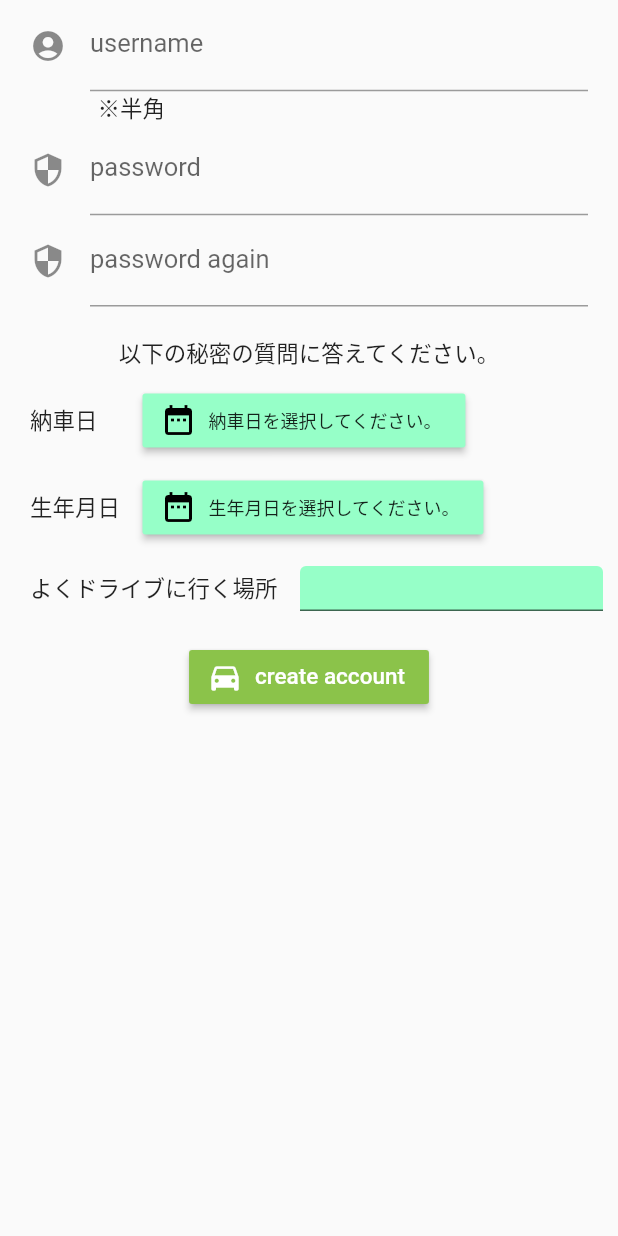
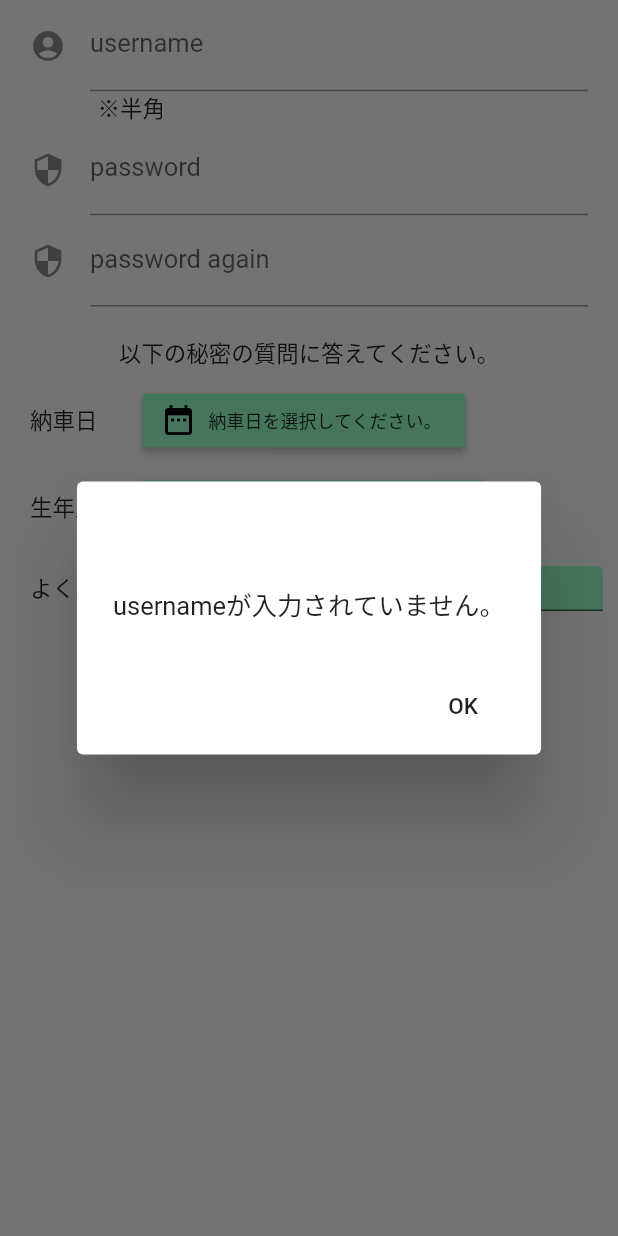
Before and after one commit to Nkoyama/CarOwnerConnect, a Flutter app: the CreateAccountResult widget shown alone on an empty page, opened directly, after a tap on "create account", on a phone screen of 412 x 824 dp. Run offline on Flutter 3.47's test engine with Material 2 defaults, Android fonts, the phone set to English and light mode, and no system bars; our stand-ins replace flutter_slidable, sqflite; accounts and stored records are empty.

Commit message:
アカウント作成　入力チェック一旦完成

```diff
--- a/car_owner_connect/lib/pages/createAccount.dart
+++ b/car_owner_connect/lib/pages/createAccount.dart
@@ -42,24 +42,23 @@ class CreateAccountResult extends StatefulWidget {
 }
 
 class CreateAccountState extends State<CreateAccountResult> {
-  var _usernameController = TextEditingController();
-  var _passwordController = TextEditingController();
-  var _password2Controller = TextEditingController();
-
   var _usernameFocusNode = FocusNode();
   var _passwordFocusNode = FocusNode();
   var _password2FocusNode = FocusNode();
+  var _favoriteDriveLocationFocusNode = FocusNode();
 
+  String username = "";
+  String password = "";
+  String password_check = "";
   var deliveryDate = "納車日を選択してください。";
   var birthDate = "生年月日を選択してください。";
-  String favoriteDriveSpot = '';
-  var _favoriteSpotController = TextEditingController();
+  String favoriteDriveLocation = '';
 
   Future<void> _selectDeliveryDate(BuildContext context) async {
     final DateTime selected = await showDatePicker(
       context: context,
       initialDate: new DateTime.now(),
-      firstDate: DateTime(2015),
+      firstDate: DateTime(2010),
       lastDate: new DateTime.now(),
       locale: const Locale("ja"),
     );
@@ -96,6 +95,7 @@ class CreateAccountState extends State<CreateAccountResult> {
         _usernameFocusNode.unfocus();
         _passwordFocusNode.unfocus();
         _password2FocusNode.unfocus();
+        _favoriteDriveLocationFocusNode.unfocus();
       },
       child: SingleChildScrollView(
         child: Column(
@@ -122,6 +122,11 @@ class CreateAccountState extends State<CreateAccountResult> {
                     ],
                     obscureText: false,
                     focusNode: _usernameFocusNode,
+                    onChanged: (String newValue) {
+                      setState(() {
+                        username = newValue;
+                      });
+                    },
                   ),
 
                   Row(mainAxisAlignment: MainAxisAlignment.start, children: [
@@ -149,12 +154,17 @@ class CreateAccountState extends State<CreateAccountResult> {
                     ),
                     autocorrect: false,
                     autofocus: false,
-                    keyboardType: TextInputType.text,
+                    keyboardType: TextInputType.visiblePassword,
                     inputFormatters: <TextInputFormatter>[
                       LengthLimitingTextInputFormatter(20),
                     ],
                     obscureText: false,
                     focusNode: _passwordFocusNode,
+                    onChanged: (String newValue) {
+                      setState(() {
+                        password = newValue;
+                      });
+                    },
                   ),
 
                   // password again textField
@@ -166,12 +176,17 @@ class CreateAccountState extends State<CreateAccountResult> {
                     ),
                     autocorrect: false,
                     autofocus: false,
-                    keyboardType: TextInputType.text,
+                    keyboardType: TextInputType.visiblePassword,
                     inputFormatters: <TextInputFormatter>[
                       LengthLimitingTextInputFormatter(20),
                     ],
                     obscureText: false,
                     focusNode: _password2FocusNode,
+                    onChanged: (String newValue) {
+                      setState(() {
+                        password_check = newValue;
+                      });
+                    },
                   ),
                 ],
               ),
@@ -263,10 +278,15 @@ class CreateAccountState extends State<CreateAccountResult> {
                       filled: true,
                       fillColor: Color.fromARGB(255, 150, 255, 200),
                     ),
-                    controller: _favoriteSpotController,
                     style: TextStyle(
                         fontSize: 15.0
                     ),
+                    focusNode: _favoriteDriveLocationFocusNode,
+                    onChanged: (String newValue) {
+                      setState(() {
+                        favoriteDriveLocation = newValue;
+                      });
+                    },
                   ),
                   height: 50.0,
                 ),),
@@ -297,5 +317,159 @@ class CreateAccountState extends State<CreateAccountResult> {
   }
 
   void createAccount() {
+    // check username
+    var usernameRegExp = new RegExp(r'^[0-9a-zA-Z_]*$');
+    if (username.isEmpty || username == null || username == "") {
+      showDialog(
+        context: context,
+        builder: (_) {
+          return AlertDialog(
+            title: Text(""),
+            content: Text("usernameが入力されていません。"),
+            actions: <Widget>[
+              FlatButton(
+                child: Text("OK"),
+                onPressed: () => Navigator.pop(context),
+              ),
+            ],
+          );
+        },
+      );
+      return;
+    } else if(!usernameRegExp.hasMatch(username)) {
+      showDialog(
+        context: context,
+        builder: (_) {
+          return AlertDialog(
+            title: Text(""),
+            content: Text("usernameに使用できない文字が含まれています。\n半角英数字と'_'のみ使用できます。"),
+            actions: <Widget>[
+              FlatButton(
+                child: Text("OK"),
+                onPressed: () => Navigator.pop(context),
+              ),
+            ],
+          );
+        },
+      );
+      return;
+    }
+
+    // check password
+    var passwordRegExp = new RegExp(r'^[0-9a-zA-Z_]*$');
+    if (password.isEmpty || password == null || password == "") {
+      showDialog(
+        context: context,
+        builder: (_) {
+          return AlertDialog(
+            title: Text(""),
+            content: Text("パスワードが入力されていません。"),
+            actions: <Widget>[
+              FlatButton(
+                child: Text("OK"),
+                onPressed: () => Navigator.pop(context),
+              ),
+            ],
+          );
+        },
+      );
+      return;
+    } else if(!passwordRegExp.hasMatch(password)) {
+      showDialog(
+        context: context,
+        builder: (_) {
+          return AlertDialog(
+            title: Text(""),
+            content: Text("パスワードに使用できない文字が含まれています。\n半角英数字と'_'のみ使用できます。"),
+            actions: <Widget>[
+              FlatButton(
+                child: Text("OK"),
+                onPressed: () => Navigator.pop(context),
+              ),
+            ],
+          );
+        },
+      );
+      return;
+    } else if(password != password_check) {
+      showDialog(
+        context: context,
+        builder: (_) {
+          return AlertDialog(
+            title: Text(""),
+            content: Text("パスワードが確認用パスワードと一致しません。"),
+            actions: <Widget>[
+              FlatButton(
+                child: Text("OK"),
+                onPressed: () => Navigator.pop(context),
+              ),
+            ],
+          );
+        },
+      );
+      return;
+    }
+
+    // check delivery date
+    if(deliveryDate.isEmpty || deliveryDate == null || deliveryDate == ""
+      || deliveryDate == "納車日を選択してください。") {
+      showDialog(
+        context: context,
+        builder: (_) {
+          return AlertDialog(
+            title: Text(""),
+            content: Text("納車日が入力されていません。"),
+            actions: <Widget>[
+              FlatButton(
+                child: Text("OK"),
+                onPressed: () => Navigator.pop(context),
+              ),
+            ],
+          );
+        },
+      );
+      return;
+    }
+
+    // check birth date
+    if(birthDate.isEmpty || birthDate == null || birthDate == ""
+      || birthDate == "生年月日を選択してください。") {
+      showDialog(
+        context: context,
+        builder: (_) {
+          return AlertDialog(
+            title: Text(""),
+            content: Text("生年月日が入力されていません。"),
+            actions: <Widget>[
+              FlatButton(
+                child: Text("OK"),
+                onPressed: () => Navigator.pop(context),
+              ),
+            ],
+          );
+        },
+      );
+      return;
+    }
+
+    // check favorite drive location
+    if(favoriteDriveLocation.isEmpty || favoriteDriveLocation == null || favoriteDriveLocation == "") {
+      showDialog(
+        context: context,
+        builder: (_) {
+          return AlertDialog(
+            title: Text(""),
+            content: Text("よくドライブに行く場所が入力されていません。"),
+            actions: <Widget>[
+              FlatButton(
+                child: Text("OK"),
+                onPressed: () => Navigator.pop(context),
+              ),
+            ],
+          );
+        },
+      );
+      return;
+    }
   }
 }
```
